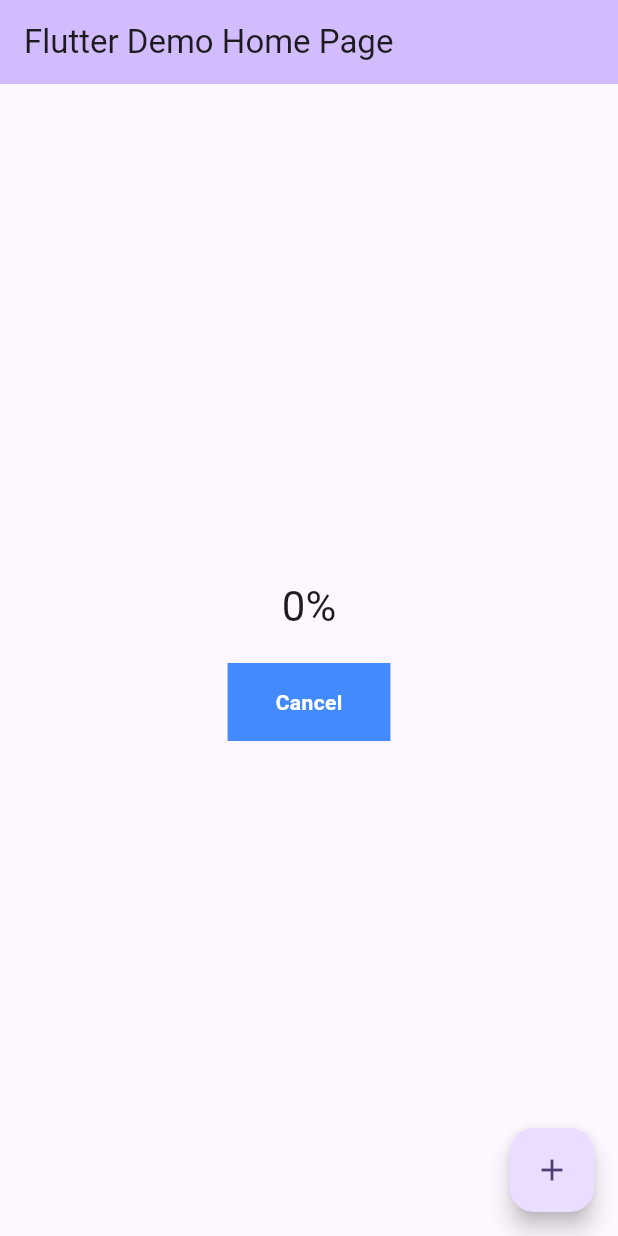
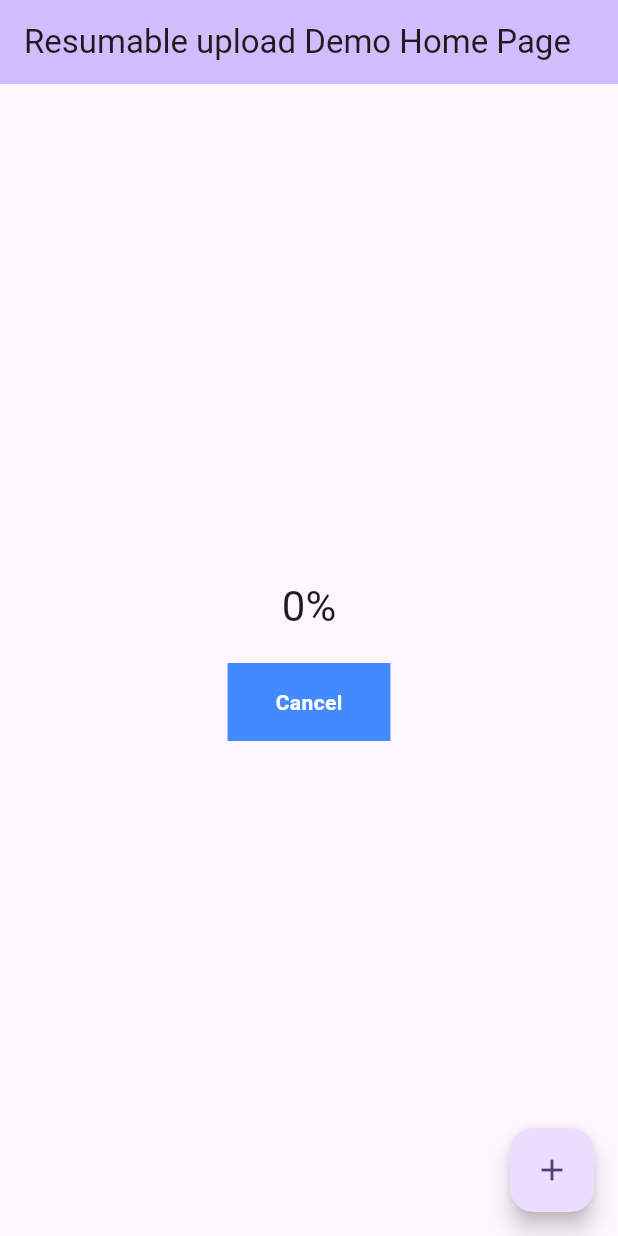
Before and after one commit to PRO-INDIA/pro_resumable_upload, a Flutter app: the MyHomePage screen opened directly, after a tap on the "add" icon, on a phone screen of 412 x 824 dp. Run offline on Flutter 3.47's test engine with Material 2 defaults, Android fonts, the phone set to English and light mode, and no system bars; our stand-ins replace image_picker, shared_preferences; accounts and stored records are empty.

Commit message:
fix: url changes are made  in package & example

```diff
--- a/example/lib/main.dart
+++ b/example/lib/main.dart
@@ -1,5 +1,4 @@
 import 'dart:io';
-
 import 'package:flutter/material.dart';
 import 'package:image_picker/image_picker.dart';
 import 'package:resumable_upload/resumable_upload.dart';
@@ -15,27 +14,12 @@ class MyApp extends StatelessWidget {
   @override
   Widget build(BuildContext context) {
     return MaterialApp(
-      title: 'Flutter Demo',
+      title: 'Resumable upload Demo',
       theme: ThemeData(
-        // This is the theme of your application.
-        //
-        // TRY THIS: Try running your application with "flutter run". You'll see
-        // the application has a blue toolbar. Then, without quitting the app,
-        // try changing the seedColor in the colorScheme below to Colors.green
-        // and then invoke "hot reload" (save your changes or press the "hot
-        // reload" button in a Flutter-supported IDE, or press "r" if you used
-        // the command line to start the app).
-        //
-        // Notice that the counter didn't reset back to zero; the application
-        // state is not lost during the reload. To reset the state, use hot
-        // restart instead.
-        //
-        // This works for code too, not just values: Most code changes can be
-        // tested with just a hot reload.
         colorScheme: ColorScheme.fromSeed(seedColor: Colors.deepPurple),
         useMaterial3: true,
       ),
-      home: const MyHomePage(title: 'Flutter Demo Home Page'),
+      home: const MyHomePage(title: 'Resumable upload Demo Home Page'),
     );
   }
 }
@@ -57,20 +41,14 @@ class _MyHomePageState extends State<MyHomePage> {
   _upload_func() async {
     final filePath = await filePathPicker();
     final File file = File(filePath!);
-    const String accountName = '[ACCOUNT_NAME]';
-    const String containerName = '[CONTAINER_NAME]';
-    final String blobName = file.path.split('/').last;
+    const String blobUrl = '[BLOB-URL]';
     const String sasToken = '[SAS-TOKEN]';
 
     try {
       client = UploadClient(
         file: file,
         cache: _localCache,
-        blobConfig: BlobConfig(
-            accountName: accountName,
-            containerName: containerName,
-            blobName: blobName,
-            sasToken: sasToken),
+        blobConfig: BlobConfig(blobUrl: blobUrl, sasToken: sasToken),
       );
       client!.uploadBlob(
         onProgress: (count, total, response) {
--- a/lib/src/blob_config.dart
+++ b/lib/src/blob_config.dart
@@ -1,32 +1,18 @@
 class BlobConfig {
-  final String accountName;
-
-  final String containerName;
-
-  final String blobName;
-
   final String sasToken;
 
-  // final String blobUrl;
+  final String blobUrl;
 
-  // final String commitUrl;
-
-  BlobConfig(
-      {required this.accountName,
-      required this.containerName,
-      required this.blobName,
-      required this.sasToken});
+  BlobConfig({required this.blobUrl, required this.sasToken});
 
   Uri getRequestUri(String blockId) {
-    final String url =
-        'https://$accountName.blob.core.windows.net/$containerName/$blobName'
+    final String url = '$blobUrl'
         '?comp=block&blockid=$blockId&$sasToken';
     return Uri.parse(url);
   }
 
   Uri getCommitUri() {
-    final String url =
-        'https://$accountName.blob.core.windows.net/$containerName/$blobName'
+    final String url = '$blobUrl'
         '?comp=blocklist&$sasToken';
     return Uri.parse(url);
   }
```
Also changed, not shown: lib/src/cache.dart (+0 -28 lines).
